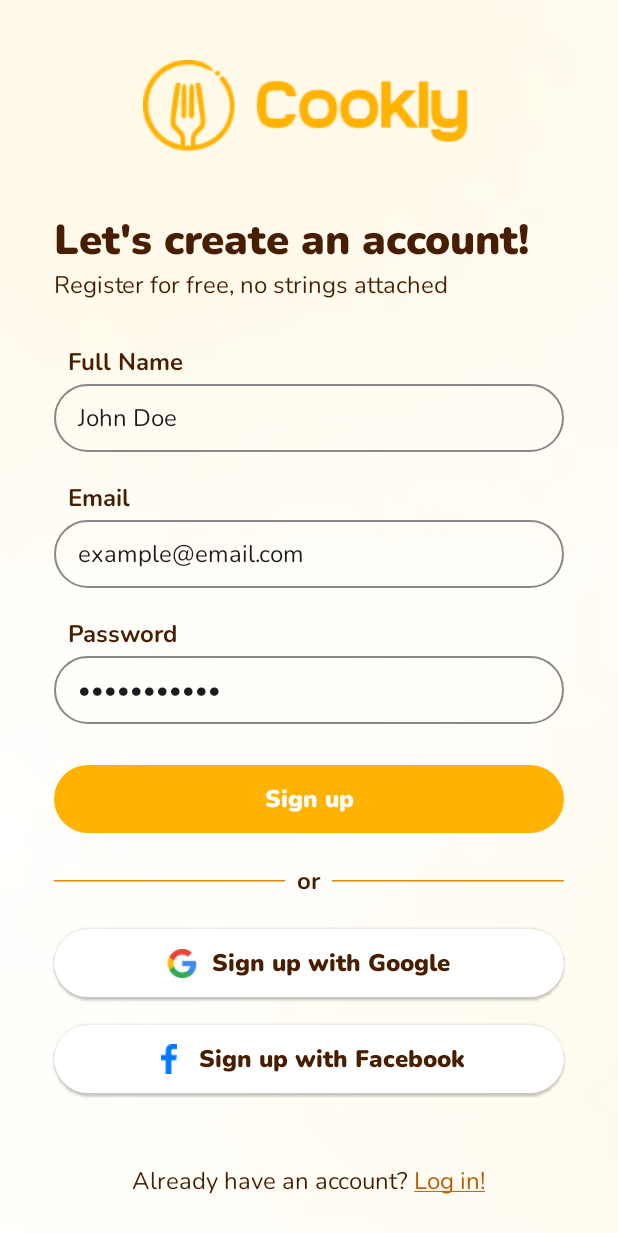
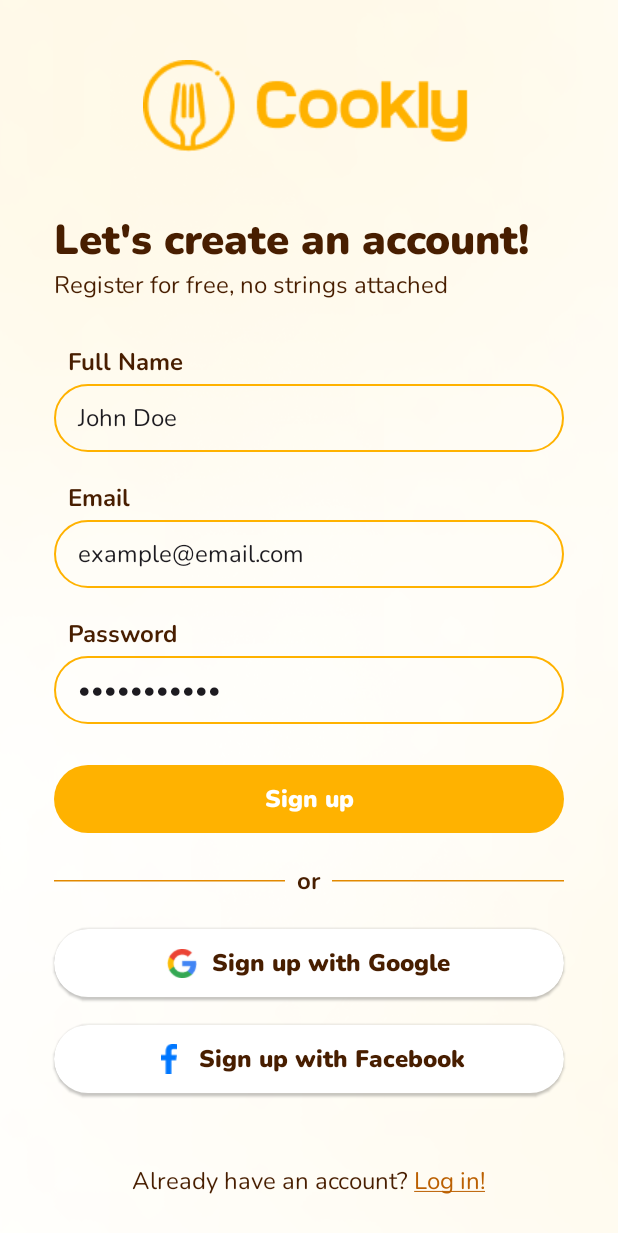
Before and after one commit to erikrogansky/MTAA-2025-Frontend, an Android app built with Jetpack Compose: the screen it shows after launch (MainActivity), after a tap on an icon or button, on a phone screen of 412 x 824 dp. Shown: the top 1233 px of the screen. Run offline under Robolectric (Android 15) with nearby library versions, the phone set to English and light mode, and no system bars; network calls fail; 3 other taps on this screen came first.

Commit message:
style: login error color outline

```diff
--- a/app/src/main/java/com/roganskyerik/cookly/ui/LoginScreen.kt
+++ b/app/src/main/java/com/roganskyerik/cookly/ui/LoginScreen.kt
@@ -125,7 +125,11 @@ fun LoginScreen(navController: NavController = rememberNavController()) {
             label = "example@email.com",
             singleLine = true,
             modifier = Modifier.fillMaxWidth(),
-            shape = RoundedCornerShape(50.dp)
+            shape = RoundedCornerShape(50.dp),
+            borderColor = colors.Orange100,
+            focusedBorderColor = colors.DarkOrange,
+            isError = errorMessage != null,
+            errorColor = colors.Error
         )
 
         Spacer(modifier = Modifier.height(20.dp))
@@ -150,10 +154,15 @@ fun LoginScreen(navController: NavController = rememberNavController()) {
             visualTransformation = PasswordVisualTransformation(),
             singleLine = true,
             modifier = Modifier.fillMaxWidth(),
-            shape = RoundedCornerShape(50.dp)
+            shape = RoundedCornerShape(50.dp),
+            borderColor = colors.Orange100,
+            focusedBorderColor = colors.DarkOrange,
+            isError = errorMessage != null,
+            errorColor = colors.Error
         )
 
         if (errorMessage != null) {
+            Spacer(modifier = Modifier.height(4.dp))
             Text(text = errorMessage!!, color = Color.Red, fontSize = 14.sp, modifier = Modifier.padding(9.dp, 0.dp))
         }
 
--- a/app/src/main/java/com/roganskyerik/cookly/ui/RegistrationScreen.kt
+++ b/app/src/main/java/com/roganskyerik/cookly/ui/RegistrationScreen.kt
@@ -116,7 +116,11 @@ fun RegistrationScreen(navController: NavController = rememberNavController()) {
                 label = "John Doe",
                 singleLine = true,
                 modifier = Modifier.fillMaxWidth(),
-                shape = RoundedCornerShape(50.dp)
+                shape = RoundedCornerShape(50.dp),
+                borderColor = colors.Orange100,
+                focusedBorderColor = colors.DarkOrange,
+                isError = errorMessage != null,
+                errorColor = colors.Error
             )
 
             Spacer(modifier = Modifier.height(20.dp))
@@ -140,7 +144,11 @@ fun RegistrationScreen(navController: NavController = rememberNavController()) {
                 label = "example@email.com",
                 singleLine = true,
                 modifier = Modifier.fillMaxWidth(),
-                shape = RoundedCornerShape(50.dp)
+                shape = RoundedCornerShape(50.dp),
+                borderColor = colors.Orange100,
+                focusedBorderColor = colors.DarkOrange,
+                isError = errorMessage != null,
+                errorColor = colors.Error
             )
 
             Spacer(modifier = Modifier.height(20.dp))
@@ -165,7 +173,11 @@ fun RegistrationScreen(navController: NavController = rememberNavController()) {
                 visualTransformation = PasswordVisualTransformation(),
                 singleLine = true,
                 modifier = Modifier.fillMaxWidth(),
-                shape = RoundedCornerShape(50.dp)
+                shape = RoundedCornerShape(50.dp),
+                borderColor = colors.Orange100,
+                focusedBorderColor = colors.DarkOrange,
+                isError = errorMessage != null,
+                errorColor = colors.Error
             )
 
             if (errorMessage != null) {
--- a/app/src/main/java/com/roganskyerik/cookly/ui/Textboxes.kt
+++ b/app/src/main/java/com/roganskyerik/cookly/ui/Textboxes.kt
@@ -27,11 +27,20 @@ fun CustomOutlinedTextField(
     shape: Shape = RoundedCornerShape(50.dp),
     textStyle: TextStyle = LocalTextStyle.current,
     borderColor: Color = MaterialTheme.colorScheme.primary,
-    labelColor: Color = MaterialTheme.colorScheme.onSurface
+    focusedBorderColor: Color = MaterialTheme.colorScheme.secondary,
+    labelColor: Color = MaterialTheme.colorScheme.onSurface,
+    isError: Boolean = false,
+    errorColor: Color = Color.Red // Define error color
 ) {
+    var isFocused by remember { mutableStateOf(false) }
+
+    val currentBorderColor = when {
+        isError -> errorColor
+        isFocused -> focusedBorderColor
+        else -> borderColor
+    }
+
     Box(modifier = modifier) {
-        var isFocused by remember { mutableStateOf(false) }
-
         BasicTextField(
             value = value,
             onValueChange = onValueChange,
@@ -44,8 +53,8 @@ fun CustomOutlinedTextField(
         ) { innerTextField ->
             Box(
                 modifier = Modifier
-                    .border(1.dp, if (isFocused) borderColor else Color.Gray, shape)
-                    .padding(horizontal = 16.dp, vertical = 12.dp) // Adjust padding here
+                    .border(1.dp, currentBorderColor, shape)
+                    .padding(horizontal = 16.dp, vertical = 12.dp)
             ) {
                 if (value.isEmpty()) {
                     Text(text = label, color = labelColor)
--- a/app/src/main/java/com/roganskyerik/cookly/ui/theme/Color.kt
+++ b/app/src/main/java/com/roganskyerik/cookly/ui/theme/Color.kt
@@ -13,6 +13,8 @@ data class CooklyColors(
     val LinkColor: Color,
 
     val DarkOrange: Color,
+
+    val Error: Color,
 )
 
 // Light theme colors
@@ -24,6 +26,8 @@ val LightCooklyColors = CooklyColors(
     LinkColor = Color(0xFFBB6002),
 
     DarkOrange = Color(0xFFE28900),
+
+    Error = Color(0xFFD90000),
 )
 
 // Dark theme colors
@@ -35,4 +39,6 @@ val DarkCooklyColors = CooklyColors(
     LinkColor = Color(0xFFBB6002),
 
     DarkOrange = Color(0xFFE28900),
+
+    Error = Color(0xFFD90000),
 )
```
